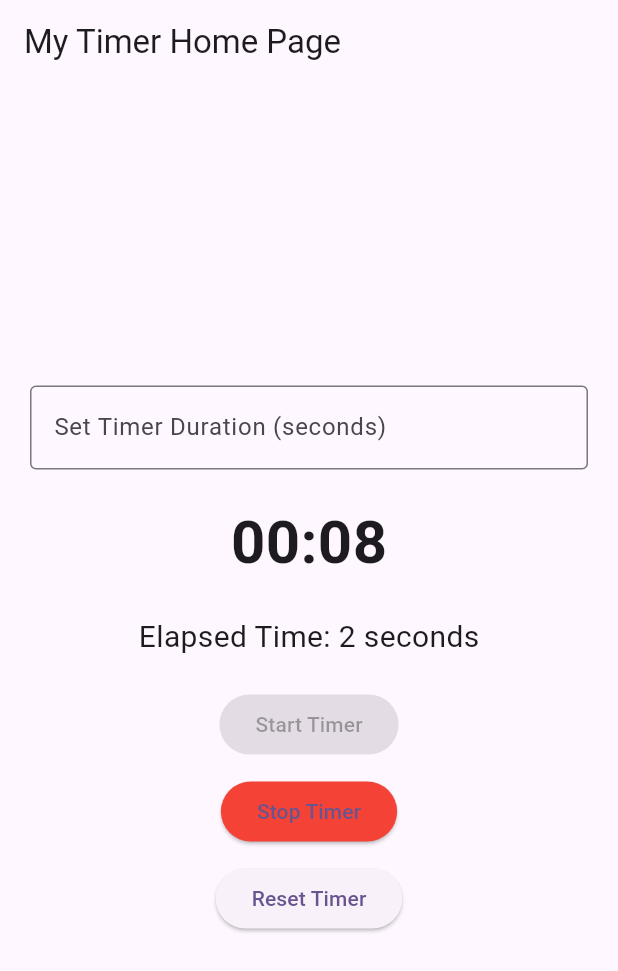
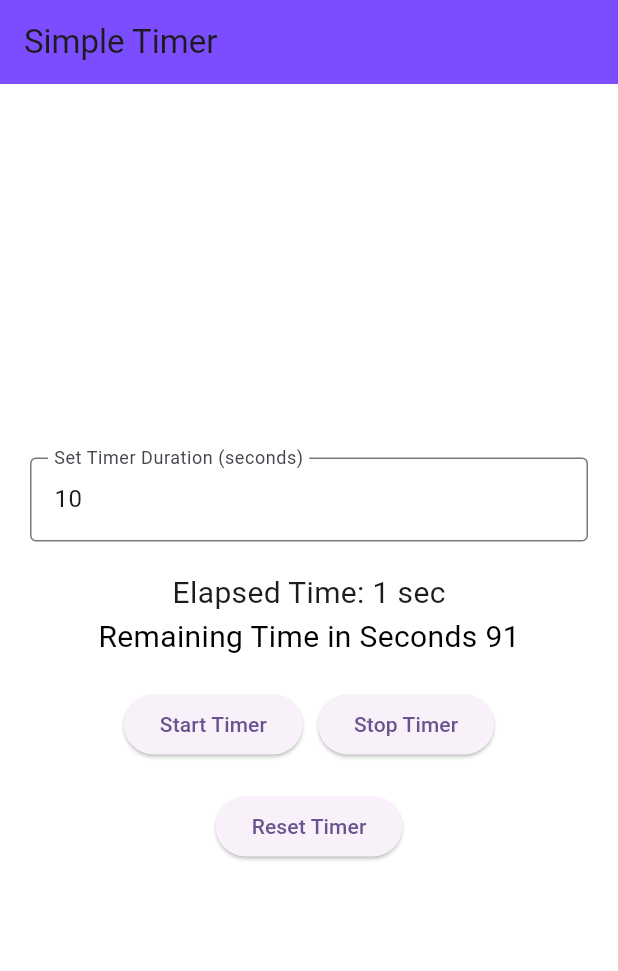
Before and after one commit to Priyanshu-techind/my_timer, a Flutter app: the screen it shows after launch, after a tap on "Start Timer", on a phone screen of 412 x 824 dp. Shown: the top 971 px of the screen. Run offline on Flutter 3.47's test engine with Material 3 defaults, Android fonts, the phone set to English and light mode, and no system bars.

Commit message:
Update: Integrated Provider and added callback widget functionality in MyTimer

```diff
--- a/example/lib/main.dart
+++ b/example/lib/main.dart
@@ -1,4 +1,4 @@
-import 'package:flutter/foundation.dart';
+import 'dart:async';
 import 'package:flutter/material.dart';
 import 'package:my_timer/my_timer.dart';
 
@@ -17,154 +17,169 @@ class MyApp extends StatelessWidget {
         colorScheme: ColorScheme.fromSeed(seedColor: Colors.deepPurple),
         useMaterial3: true,
       ),
-      home: const MyHomePage(title: 'My Timer Home Page'),
+      home: const MyHomePage(),
     );
   }
 }
 
 class MyHomePage extends StatefulWidget {
-  const MyHomePage({super.key, required this.title});
-
-  final String title;
+  const MyHomePage({super.key});
 
   @override
   State<MyHomePage> createState() => _MyHomePageState();
 }
 
 class _MyHomePageState extends State<MyHomePage> {
-  late MyTimerController _timerController; // Controller to manage the timer
-  bool isTimerRunning = false; // Track the timer state
-  int elapsedTimeInSeconds = 0; // Track elapsed time
+  Timer? _timer; // Timer instance for handling countdown logic
+  int elapsedTimeInSeconds = 0; // Tracks elapsed time in seconds
   int timerDuration = 10; // Default timer duration
-  String? errorMessage; // Variable for error messages
+  String? errorMessage; // Stores error messages for invalid input
+  final TextEditingController _durationController =
+      TextEditingController(); // Controller for user input
 
   @override
   void initState() {
     super.initState();
-    // Initialize the timer controller with callbacks for ticks and completion
-    _timerController = MyTimerController(
-      onTick: (remainingDuration) {
-        setState(() {
-          elapsedTimeInSeconds = timerDuration - remainingDuration.inSeconds; // Calculate elapsed time
-        });
-        if (kDebugMode) {
-          print("Time left: ${remainingDuration.inSeconds} seconds");
-        }
-      },
-      onComplete: () {
-        setState(() {
-          isTimerRunning = false; // Update timer state on completion
-        });
-        if (kDebugMode) {
-          print("Timer completed!");
-        }
-      },
-    );
+    _durationController.text =
+        timerDuration.toString(); // Initialize text field with default duration
   }
 
-  // Start the timer and update the running state
+  /// Starts the timer
   void startTimer() {
-    _timerController.start();
-    setState(() {
-      isTimerRunning = true; // Update timer state to running
-    });
+    final int? duration = int.tryParse(
+        _durationController.text); // Convert user input to an integer
+    if (duration != null && duration > 0) {
+      setState(() {
+        timerDuration = duration;
+        elapsedTimeInSeconds = 0; // Reset elapsed time
+        errorMessage = null; // Clear error message
+      });
+
+      _timer?.cancel(); // Cancel any existing timer before starting a new one
+
+      _timer = Timer.periodic(const Duration(seconds: 1), (timer) {
+        if (elapsedTimeInSeconds < timerDuration) {
+          setState(() {
+            elapsedTimeInSeconds++; // Increment elapsed time every second
+          });
+        } else {
+          timer.cancel(); // Stop the timer when the duration is reached
+          debugPrint("Timer completed!");
+        }
+      });
+    } else {
+      setState(() {
+        errorMessage =
+            'Please enter a valid duration (positive number)'; // Show error if input is invalid
+      });
+    }
   }
 
-  // Stop the timer and update the running state
+  /// Stops the timer
   void stopTimer() {
-    _timerController.stop();
-    setState(() {
-      isTimerRunning = false; // Update timer state to stopped
-    });
+    _timer?.cancel(); // Cancel the timer to stop counting
   }
 
-  // Reset the timer and elapsed time
+  /// Resets the timer
   void resetTimer() {
-    stopTimer(); // Stop the timer if running
-    setState(() {
-      elapsedTimeInSeconds = 0; // Reset elapsed time
-    });
+    stopTimer(); // Stop the timer before resetting
+    final int? duration = int.tryParse(_durationController.text);
+    if (duration != null && duration > 0) {
+      setState(() {
+        timerDuration = duration;
+        elapsedTimeInSeconds = 0; // Reset elapsed time
+        errorMessage = null; // Clear error message
+      });
+    } else {
+      setState(() {
+        errorMessage =
+            'Please enter a valid duration'; // Show error if input is invalid
+      });
+    }
+  }
+
+  @override
+  void dispose() {
+    _timer?.cancel(); // Cancel the timer to prevent memory leaks
+    _durationController.dispose(); // Dispose the text controller
+    super.dispose();
   }
 
   @override
   Widget build(BuildContext context) {
     return Scaffold(
+      backgroundColor: Colors.white,
       appBar: AppBar(
-        title: Text(widget.title),
+        title: const Text('Simple Timer'),
+        backgroundColor: Colors.deepPurpleAccent,
       ),
-      body: Center(
+      body: Padding(
+        padding: const EdgeInsets.all(20),
         child: Column(
           mainAxisAlignment: MainAxisAlignment.center,
-          children: <Widget>[
-            // Input field for user to set the timer duration
-            Padding(
-              padding: const EdgeInsets.symmetric(horizontal: 20.0),
-              child: TextField(
-                decoration: const InputDecoration(
-                  labelText: 'Set Timer Duration (seconds)',
-                  border: OutlineInputBorder(),
-                ),
-                keyboardType: TextInputType.number,
-                onChanged: (value) {
-                  // Validate and update timer duration
-                  final int? duration = int.tryParse(value);
-                  if (duration != null && duration > 0) {
-                    setState(() {
-                      timerDuration = duration;
-                      errorMessage = null; // Clear error message on valid input
-                    });
-                  } else {
-                    setState(() {
-                      errorMessage = 'Please enter a positive number'; // Set error message
-                    });
-                  }
-                },
+          children: [
+            // Input field for setting timer duration
+            TextField(
+              controller: _durationController,
+              decoration: const InputDecoration(
+                labelText: 'Set Timer Duration (seconds)',
+                border: OutlineInputBorder(),
               ),
+              keyboardType: TextInputType.number, // Ensures only numeric input
             ),
-            if (errorMessage != null) // Display error message if exists
+
+            if (errorMessage != null)
               Text(
                 errorMessage!,
-                style: const TextStyle(color: Colors.red),
+                style: const TextStyle(
+                    color: Colors.red), // Display error message in red
               ),
+
             const SizedBox(height: 20),
-            // Display the timer, setting the duration for the timer
-            MyTimer(
-              startTimerInSeconds: 0,
-              endTimerInSeconds: timerDuration, // Timer will count down from the user-defined duration
-              controller: _timerController,
-              style: const TextStyle(fontSize: 40, fontWeight: FontWeight.bold),
-            ),
-            const SizedBox(height: 20),
-            // Display elapsed time to the user
+
+            // Display elapsed time
             Text(
-              'Elapsed Time: $elapsedTimeInSeconds seconds',
+              'Elapsed Time: $elapsedTimeInSeconds sec',
               style: const TextStyle(fontSize: 20),
             ),
+
+            // Custom Timer Widget (MyTimer) from the my_timer package
+            MyTimer(
+              isIncrementing: false,
+              // Countdown mode
+              startTimerInSeconds: 0,
+              // End at 0 seconds
+              endTimerInSeconds: 100,
+              // Start from 100 seconds because of isIncrementing is false
+              builder: ({required context, required remainingTime}) {
+                return Text(
+                  'Remaining Time in Seconds $remainingTime',
+                  style: const TextStyle(fontSize: 20, color: Colors.black),
+                );
+              },
+            ),
+
             const SizedBox(height: 20),
-            // Button to start the timer
-            ElevatedButton(
-              onPressed: isTimerRunning ? null : startTimer,
-              // Disable if timer is running
-              style: ElevatedButton.styleFrom(
-                backgroundColor: isTimerRunning ? Colors.grey : Colors.blue, // Change color based on state
-              ),
-              child: const Text('Start Timer'),
-            ),
-            const SizedBox(height: 10),
-            // Button to stop the timer
-            ElevatedButton(
-              onPressed: isTimerRunning ? stopTimer : null,
-              // Disable if timer is stopped
-              style: ElevatedButton.styleFrom(
-                backgroundColor: isTimerRunning ? Colors.red : Colors.grey, // Change color based on state
-              ),
-              child: const Text('Stop Timer'),
-            ),
-            const SizedBox(height: 10),
-            // Button to reset the timer
-            ElevatedButton(
-              onPressed: resetTimer, // Always enabled to reset
-              child: const Text('Reset Timer'),
+
+            // Buttons for Timer Control
+            Wrap(
+              alignment: WrapAlignment.center,
+              spacing: 10,
+              runSpacing: 20,
+              children: [
+                ElevatedButton(
+                  onPressed: startTimer,
+                  child: const Text('Start Timer'), // Starts the timer
+                ),
+                ElevatedButton(
+                  onPressed: stopTimer,
+                  child: const Text('Stop Timer'), // Stops the timer
+                ),
+                ElevatedButton(
+                  onPressed: resetTimer,
+                  child: const Text('Reset Timer'), // Resets the timer
+                ),
+              ],
             ),
           ],
         ),
--- a/example/pubspec.yaml
+++ b/example/pubspec.yaml
@@ -5,11 +5,12 @@ publish_to: 'none'
 version: 1.0.0+1
 
 environment:
-  sdk: ^3.5.1
+  sdk: ^3.6.0
 
 dependencies:
   flutter:
     sdk: flutter
+  provider: ^6.1.2
 
   cupertino_icons: ^1.0.8
   my_timer:
@@ -18,7 +19,7 @@ dependencies:
 dev_dependencies:
   flutter_test:
     sdk: flutter
-  flutter_lints: ^4.0.0
+  flutter_lints: ^5.0.0
 
 flutter:
   uses-material-design: true
--- /dev/null
+++ b/lib/controller/my_timer_provider.dart
@@ -0,0 +1,80 @@
+import 'dart:async';
+import 'package:flutter/material.dart';
+import 'my_timer_controller.dart';
+
+class MyTimerProvider extends ChangeNotifier {
+  final Duration tickInSecond;
+  final bool isIncrementing;
+  final int startTimerInSeconds;
+  final int endTimerInSeconds;
+  final MyTimerController? controller;
+
+  Timer? timer;
+  late int remainingTimeInSeconds;
+  int _elapsedTimeInSeconds = 0;  // Added elapsed time tracker
+
+  MyTimerProvider({
+    required this.tickInSecond,
+    required this.isIncrementing,
+    required this.startTimerInSeconds,
+    required this.endTimerInSeconds,
+    this.controller,
+  }) {
+    remainingTimeInSeconds = isIncrementing ? startTimerInSeconds : endTimerInSeconds;
+    _elapsedTimeInSeconds = 0;  // Initialize elapsed time to 0
+    _initializeController();
+    startTimer();
+  }
+
+  /// Getter for elapsed time
+  int get elapsedTimeInSeconds => _elapsedTimeInSeconds;
+
+  void _initializeController() {
+    if (controller != null) {
+      controller!.start = startTimer;
+      controller!.stop = stopTimer;
+      controller!.getTimer = () => Duration(seconds: remainingTimeInSeconds);
+    }
+  }
+
+  void startTimer() {
+    stopTimer();
+    _elapsedTimeInSeconds = 0;  // Reset elapsed time when starting the timer
+
+    timer = Timer.periodic(tickInSecond, (t) {
+      if (isIncrementing) {
+        remainingTimeInSeconds++;
+        _elapsedTimeInSeconds++;  // Increment elapsed time
+      } else {
+        remainingTimeInSeconds--;
+        _elapsedTimeInSeconds = endTimerInSeconds - remainingTimeInSeconds;  // Track elapsed time in decrement mode
+      }
+      notifyListeners();
+
+      // Trigger controller's onTick callback
+      controller?.onTick?.call(Duration(seconds: remainingTimeInSeconds));
+
+      // Check if the timer completes
+      if (_isTimeComplete()) {
+        stopTimer();
+        controller?.onComplete?.call();
+      }
+    });
+  }
+
+  void stopTimer() {
+    timer?.cancel();
+  }
+
+  bool _isTimeComplete() {
+    return isIncrementing
+        ? remainingTimeInSeconds >= endTimerInSeconds
+        : remainingTimeInSeconds <= startTimerInSeconds;
+  }
+
+  @override
+  void dispose() {
+    stopTimer();
+    super.dispose();
+  }
+}
--- a/lib/my_timer.dart
+++ b/lib/my_timer.dart
@@ -1,4 +1,67 @@
-library my_timer;
+import 'package:flutter/material.dart';
+import 'package:provider/provider.dart';
+import 'controller/my_timer_controller.dart';
+import 'controller/my_timer_provider.dart';
 
-export 'src/my_timer.dart';
-export 'src/my_timer_controller/my_timer_controller.dart';
+class MyTimer extends StatelessWidget {
+  final Duration tickInSecond;
+  final bool isIncrementing;
+  final int startTimerInSeconds;
+  final int endTimerInSeconds;
+  final MyTimerController? controller;
+  final Widget Function({required BuildContext context, required int remainingTime})? builder;
+  final Widget? child;
+  final TextStyle? style;
+
+  const MyTimer({
+    this.tickInSecond = const Duration(seconds: 1),
+    this.isIncrementing = true,
+    this.startTimerInSeconds = 0,
+    this.endTimerInSeconds = 120,
+    this.controller,
+    this.builder,
+    this.child,
+    this.style,
+    super.key,
+  });
+
+  @override
+  Widget build(BuildContext context) {
+    return ChangeNotifierProvider(
+      create: (_) => MyTimerProvider(
+        tickInSecond: tickInSecond,
+        isIncrementing: isIncrementing,
+        startTimerInSeconds: startTimerInSeconds,
+        endTimerInSeconds: endTimerInSeconds,
+        controller: controller,
+      ),
+      child: Consumer<MyTimerProvider>(
+        builder: (ctx, provider, _) {
+          int remainingTimeInSeconds = provider.remainingTimeInSeconds;
+
+          if (builder != null) {
+            /// return custom widget
+            return builder!(context: ctx, remainingTime: remainingTimeInSeconds);
+          }
+
+          // Display default text or child widget
+          int hours = remainingTimeInSeconds ~/ 3600;
+          int minutes = (remainingTimeInSeconds % 3600) ~/ 60;
+          int seconds = remainingTimeInSeconds % 60;
+
+          String timeText = "${_getStringValue(hours)}:${_getStringValue(minutes)}:${_getStringValue(seconds)}";
+
+          return child ??
+              Text(
+                timeText,
+                style: style ?? const TextStyle(fontSize: 16, color: Colors.black, fontWeight: FontWeight.w500),
+              );
+        },
+      ),
+    );
+  }
+
+  String _getStringValue(int value) {
+    return value <= 9 ? "0$value" : value.toString();
+  }
+}
--- a/lib/src/my_timer.dart
+++ /dev/null
@@ -1,118 +0,0 @@
-library my_timer;
-
-// ignore_for_file: must_be_immutable
-
-import 'dart:async';
-import 'package:flutter/material.dart';
-import 'my_timer_controller/my_timer_controller.dart';
-
-class MyTimer extends StatefulWidget {
-  Duration tickInSecond;
-  bool isIncrementing;
-  int startTimerInSeconds;
-  int endTimerInSeconds;
-  MyTimerController? controller;
-  Widget? child;
-  TextStyle? style;
-
-  MyTimer(
-      {this.tickInSecond = const Duration(seconds: 1),
-        this.isIncrementing = true,
-        this.startTimerInSeconds = 0,
-        this.endTimerInSeconds = 120,
-        this.controller,
-        this.child,
-        this.style,
-        super.key,
-      });
-
-  @override
-  State<MyTimer> createState() => _MyTimerState();
-}
-
-class _MyTimerState extends State<MyTimer> {
-  Timer? timer;
-  late int remainingTimeInSeconds;
-  MyTimerController? get controller => widget.controller;
-
-  @override
-  void initState() {
-    super.initState();
-    remainingTimeInSeconds = widget.isIncrementing ? widget.startTimerInSeconds : widget.endTimerInSeconds;
-    startTimer();
-
-    // Set up the controller methods if a controller is provided
-    if (controller != null) {
-      controller!.start = startTimer;
-      controller!.stop = stopTimer;
-      controller!.getTimer = () {
-        return Duration(seconds: remainingTimeInSeconds);
-      };
-    }
-  }
-
-  void startTimer() {
-    // Stop any previous timers before starting a new one
-    stopTimer();
-
-    timer = Timer.periodic(widget.tickInSecond, (Timer t) {
-      setState(() {
-        if (widget.isIncrementing) {
-          remainingTimeInSeconds++;
-        } else {
-          remainingTimeInSeconds--;
-        }
-      });
-
-      // Trigger controller's callback if it exists
-      if (controller != null && controller!.onTick != null) {
-        controller!.onTick!(Duration(seconds: remainingTimeInSeconds));
-      }
-
-      // Check if timer completes
-      if (_isTimeComplete()) {
-        stopTimer();
-        if (controller != null && controller!.onComplete != null) {
-          controller!.onComplete!();
-        }
-      }
-    });
-  }
-
-  void stopTimer() {
-    if (timer != null) {
-      timer!.cancel();
-    }
-  }
-
-  bool _isTimeComplete() {
-    return widget.isIncrementing
-        ? remainingTimeInSeconds >= widget.endTimerInSeconds
-        : remainingTimeInSeconds <= widget.startTimerInSeconds;
-  }
-
-  String getStringValue(int value) {
-    return value <= 9 ? "0$value" : value.toString();
-  }
-
-  @override
-  Widget build(BuildContext context) {
-    int hours = remainingTimeInSeconds ~/ 3600;
-    int minutes = (remainingTimeInSeconds % 3600) ~/ 60;
-    int seconds = remainingTimeInSeconds % 60;
-
-    String timeText = "${hours > 0 ? "${getStringValue(hours)}:" : ""}${getStringValue(minutes)}:${getStringValue(seconds)}";
-
-    return widget.child ??
-        Text(
-          timeText,
-          style: widget.style ?? const TextStyle(color: Colors.black, fontSize: 16, fontWeight: FontWeight.w500),
-        );
-  }
-
-  @override
-  void dispose() {
-    stopTimer();
-    super.dispose();
-  }
-}
```
Also changed, not shown: pubspec.yaml (+4 -6 lines), example/pubspec.lock, lib/controller/my_timer_controller.dart (renamed from lib/src/my_timer_controller/my_timer_controller.dart), 4 other files.
